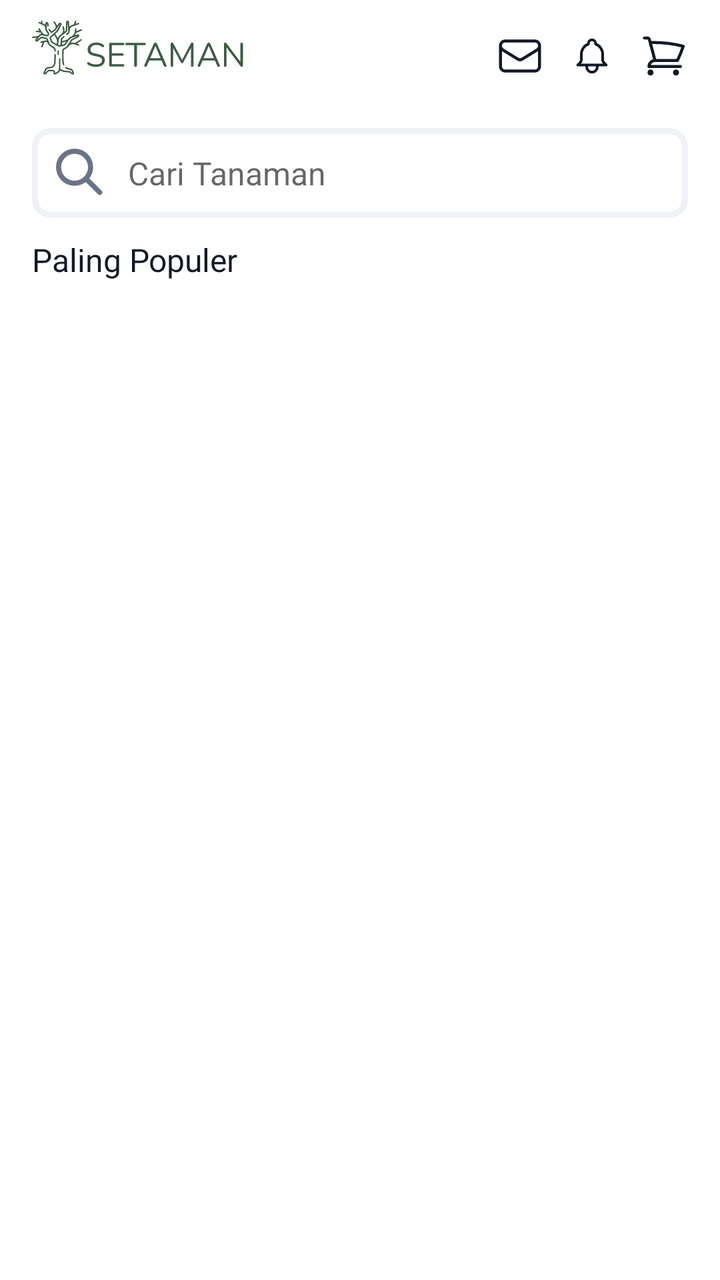
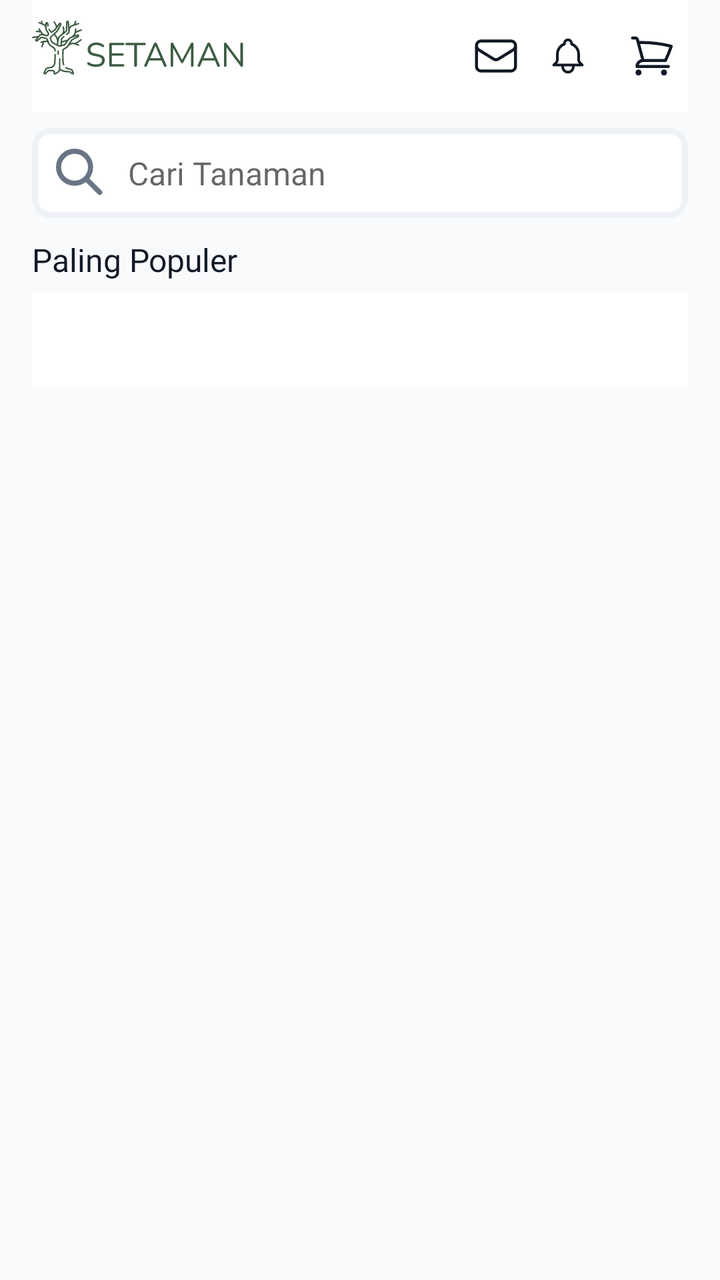

Screens rendered from an Android XML layout before and after an edit, with the pre-edit source and the edit as a unified diff.
<!-- AndroidManifest.xml: application theme Theme.Florist -->
<!-- res/layout/fragment_home.xml -->
<?xml version="1.0" encoding="utf-8"?>
<RelativeLayout xmlns:android="http://schemas.android.com/apk/res/android"
    xmlns:app="http://schemas.android.com/apk/res-auto"
    xmlns:tools="http://schemas.android.com/tools"
    android:layout_width="match_parent"
    android:layout_height="match_parent"
    android:background="@color/white"
    android:paddingHorizontal="16dp">

    <LinearLayout
        android:id="@+id/headerLayout"
        android:layout_width="match_parent"
        android:layout_height="?attr/actionBarSize"
        android:orientation="horizontal"
        android:gravity="center_vertical"
        android:background="@color/white">

        <ImageView
            android:layout_width="0dp"
            android:layout_height="wrap_content"
            android:layout_weight="1"
            android:scaleType="fitStart"
            android:src="@drawable/ic_logo_horizontal"/>
        <ImageView
            android:layout_width="24dp"
            android:layout_height="24dp"
            android:src="@drawable/ic_envelope"
            android:layout_marginEnd="12dp"/>
        <ImageView
            android:layout_width="24dp"
            android:layout_height="24dp"
            android:src="@drawable/ic_bell"
            android:layout_marginEnd="12dp"
            android:scaleType="center"/>

        <ImageView
            android:layout_width="24dp"
            android:layout_height="24dp"
            android:src="@drawable/ic_cart" />
    </LinearLayout>

    <EditText
        android:id="@+id/etSearch"
        android:layout_width="match_parent"
        android:layout_height="45dp"
        android:layout_marginTop="8dp"
        android:background="@drawable/rounded_gray_layout"
        android:drawableStart="@drawable/ic_search"
        android:drawablePadding="12dp"
        android:hint="Cari Tanaman"
        android:paddingHorizontal="12dp"
        android:textSize="16sp"
        android:layout_below="@+id/headerLayout"/>

    <TextView
        android:id="@+id/tvPalingPopuler"
        android:layout_width="wrap_content"
        android:layout_height="wrap_content"
        android:text="Paling Populer"
        style="@style/title_md_bold"
        android:textColor="@color/gray_900"
        android:textSize="16sp"
        android:layout_marginTop="10dp"
        android:layout_marginBottom="5dp"
        android:layout_below="@id/etSearch"/>

        <androidx.recyclerview.widget.RecyclerView
            android:id="@+id/rvBuyerProducts"
            android:layout_width="match_parent"
            android:layout_height="wrap_content"
            android:layout_below="@id/tvPalingPopuler"
            android:clipToPadding="false"
            android:requiresFadingEdge="horizontal"
            android:fadingEdgeLength="20dp"
            android:scrollbars="horizontal"
            android:scrollbarThumbHorizontal="@color/olive_500"
            android:scrollbarSize="2dp" />

    <com.google.android.material.tabs.TabLayout
        android:id="@+id/tabLayout"
        android:layout_width="match_parent"
        android:layout_height="wrap_content"
        android:background="@color/white"
        app:tabIndicatorColor="@color/olive_500"
        app:tabSelectedTextColor="@color/olive_500"
        app:tabTextColor="@color/gray_500"
        app:tabTextAppearance="@style/label_lg_bold"
        app:tabMode="scrollable"
        app:tabGravity="fill"
        android:layout_below="@id/rvBuyerProducts"/>

    <androidx.core.widget.NestedScrollView
        android:id="@+id/svCategoryProducts"
        android:layout_width="match_parent"
        android:layout_height="match_parent" android:layout_below="@id/tabLayout">

        <androidx.recyclerview.widget.RecyclerView
            android:id="@+id/rvCategoryProducts"
            android:layout_width="match_parent"
            android:layout_height="wrap_content"
            android:layout_marginTop="8dp"
            android:paddingBottom="20dp"
            android:scrollbars="vertical"
            android:scrollbarSize="2dp"
            android:scrollbarThumbVertical="@color/olive_500" />
    </androidx.core.widget.NestedScrollView>

            <ProgressBar
                android:id="@+id/progressBar"
                android:layout_width="wrap_content"
                android:layout_height="wrap_content"
                android:indeterminateTint="@color/olive_500"
                android:visibility="gone"/>

</RelativeLayout>
<!-- resources referenced by this layout -->
<resources>
  <color name="gray_500">#697586</color>
  <color name="gray_900">#121926</color>
  <color name="olive_500">#3D5C42</color>
  <color name="white">#FFFFFF</color>
  <!-- drawable ic_envelope (drawable) -->
  <vector xmlns:android="http://schemas.android.com/apk/res/android"
      android:width="24dp"
      android:height="24dp"
      android:viewportWidth="24"
      android:viewportHeight="24">
    <path
        android:pathData="M21.75,6.75V17.25C21.75,18.493 20.743,19.5 19.5,19.5H4.5C3.257,19.5 2.25,18.493 2.25,17.25V6.75M21.75,6.75C21.75,5.507 20.743,4.5 19.5,4.5H4.5C3.257,4.5 2.25,5.507 2.25,6.75M21.75,6.75V6.993C21.75,7.774 21.345,8.499 20.679,8.909L13.179,13.524C12.456,13.969 11.544,13.969 10.821,13.524L3.321,8.909C2.655,8.499 2.25,7.774 2.25,6.993V6.75"
        android:strokeLineJoin="round"
        android:strokeWidth="1.5"
        android:fillColor="#00000000"
        android:strokeColor="#121926"
        android:strokeLineCap="round"/>
  </vector>
  <!-- drawable rounded_gray_layout (drawable) -->
  <?xml version="1.0" encoding="utf-8"?>
  <shape xmlns:android="http://schemas.android.com/apk/res/android"
      android:shape="rectangle">
  
      <solid android:color="@color/white"/>
      <stroke android:color="@color/border_tertiary" android:width="3dp"/>
      <corners android:bottomLeftRadius="8dp"
          android:bottomRightRadius="8dp"
          android:topLeftRadius="8dp"
          android:topRightRadius="8dp"/>
  
  </shape>
  <style name="label_lg_bold">
          <item name="android:fontFamily">@font/nunito_sans_bold</item>
          <item name="android:textSize">14sp</item>
          <item name="android:lineSpacingMultiplier">0.7</item>
          <item name="android:lineSpacingExtra">6sp</item>
      </style>
  <style name="title_md_bold">
          <item name="android:fontFamily">@font/nunito_sans_bold</item>
          <item name="android:textSize">16sp</item>
          <item name="android:lineSpacingMultiplier">0.44</item>
          <item name="android:lineSpacingExtra">10sp</item>
      </style>
  <style name="Theme.Florist" parent="Theme.MaterialComponents.DayNight.NoActionBar">
          
          <item name="colorPrimary">@color/main_color</item>
          <item name="colorPrimaryVariant">@color/main_color</item>
          <item name="colorOnPrimary">@color/white</item>
          
          <item name="colorSecondary">@color/teal_200</item>
          <item name="colorSecondaryVariant">@color/teal_700</item>
          <item name="colorOnSecondary">@color/black</item>
          
          <item name="android:statusBarColor">?attr/colorPrimaryVariant</item>
          <item name="android:autoCompleteTextViewStyle">@drawable/rounded_normal_edittext</item>
  
          
      </style>
  <color name="border_tertiary">@color/gray_100</color>
  <color name="main_color">#3D5C42</color>
  <color name="teal_200">#FF03DAC5</color>
  <color name="teal_700">#FF018786</color>
  <color name="black">#121926</color>
  <!-- drawable rounded_normal_edittext (drawable) -->
  <?xml version="1.0" encoding="utf-8"?>
  <shape xmlns:android="http://schemas.android.com/apk/res/android"
      android:shape="rectangle">
  
      <solid android:color="@color/white"/>
      <stroke android:color="@color/border_secondary" android:width="1dp"/>
      <corners android:bottomLeftRadius="8dp"
          android:bottomRightRadius="8dp"
          android:topLeftRadius="8dp"
          android:topRightRadius="8dp"/>
  
  </shape>
  <color name="gray_100">#EEF2F6</color>
  <color name="border_secondary">@color/gray_400</color>
  <color name="gray_400">#9AA4B2</color>
  <!-- unchanged entries left out for length: 4 -->
</resources>

<!-- the commit's change to res/layout/fragment_home.xml (unified diff, before → after) -->
@@ -4,7 +4,7 @@
     xmlns:tools="http://schemas.android.com/tools"
     android:layout_width="match_parent"
     android:layout_height="match_parent"
-    android:background="@color/white"
+    android:background="@color/bg_primary"
     android:paddingHorizontal="16dp">
 
     <LinearLayout
@@ -33,10 +33,35 @@
             android:layout_marginEnd="12dp"
             android:scaleType="center"/>
 
-        <ImageView
-            android:layout_width="24dp"
-            android:layout_height="24dp"
-            android:src="@drawable/ic_cart" />
+        <RelativeLayout
+            android:id="@+id/layoutCartBadge"
+            android:layout_width="36dp"
+            android:layout_height="36dp"
+            android:gravity="center">
+
+            <ImageView
+                android:id="@+id/btnCart"
+                android:layout_width="24dp"
+                android:layout_height="24dp"
+                android:src="@drawable/ic_cart" />
+
+            <TextView
+                android:id="@+id/tvCartBadgeCount"
+                android:layout_width="16dp"
+                android:layout_height="16dp"
+                android:layout_alignParentEnd="true"
+                android:layout_alignParentTop="true"
+                android:background="@drawable/circle_background"
+                android:backgroundTint="@color/olive_500"
+                android:gravity="center"
+                android:text="6"
+                android:textColor="@color/white"
+                android:textSize="10sp"
+                android:textStyle="bold"
+                android:layout_marginEnd="4dp"
+                android:visibility="gone"/>
+        </RelativeLayout>
+
     </LinearLayout>
 
     <EditText
@@ -109,6 +134,8 @@
                 android:id="@+id/progressBar"
                 android:layout_width="wrap_content"
                 android:layout_height="wrap_content"
+                android:layout_centerInParent="true"
+                android:elevation="10dp"
                 android:indeterminateTint="@color/olive_500"
                 android:visibility="gone"/>
 
<!-- resource entries referenced after the edit -->
@@ -1,9 +1,19 @@
 <!-- resources referenced by this layout -->
 <resources>
+  <color name="bg_primary">@color/gray_50</color>
   <color name="gray_500">#697586</color>
   <color name="gray_900">#121926</color>
   <color name="olive_500">#3D5C42</color>
   <color name="white">#FFFFFF</color>
+  <!-- drawable circle_background (drawable) -->
+  <?xml version="1.0" encoding="utf-8"?>
+      <shape xmlns:android="http://schemas.android.com/apk/res/android"
+          android:innerRadius="0dp"
+          android:shape="ring"
+          android:thicknessRatio="2"
+          android:useLevel="false">
+          <solid android:color="@color/neutral"/>
+      </shape>
   <!-- drawable ic_envelope (drawable) -->
   <vector xmlns:android="http://schemas.android.com/apk/res/android"
       android:width="24dp"
@@ -43,7 +53,7 @@
           <item name="android:lineSpacingMultiplier">0.44</item>
           <item name="android:lineSpacingExtra">10sp</item>
       </style>
-  <style name="Theme.Florist" parent="Theme.MaterialComponents.DayNight.NoActionBar">
+  <style name="Theme.Florist" parent="Theme.MaterialComponents.Light.NoActionBar">
           
           <item name="colorPrimary">@color/main_color</item>
           <item name="colorPrimaryVariant">@color/main_color</item>
@@ -58,6 +68,8 @@
   
           
       </style>
+  <color name="gray_50">#F8FAFC</color>
+  <color name="neutral">#CDD4DE</color>
   <color name="border_tertiary">@color/gray_100</color>
   <color name="main_color">#3D5C42</color>
   <color name="teal_200">#FF03DAC5</color>
